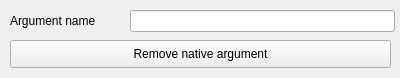
intdata-bsc/idact-gui, file gui/widgets_templates/remove-native.ui: the form before one commit.
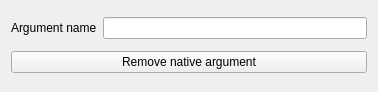
The form after the commit.

What changed in the file:
```diff
--- a/gui/widgets_templates/remove-native.ui
+++ b/gui/widgets_templates/remove-native.ui
@@ -6,49 +6,32 @@
    <rect>
     <x>0</x>
     <y>0</y>
-    <width>400</width>
-    <height>78</height>
+    <width>378</width>
+    <height>92</height>
    </rect>
   </property>
   <property name="windowTitle">
    <string>Remove native argument</string>
   </property>
+  <layout class="QGridLayout" name="gridLayout">
+   <item row="0" column="0">
   <widget class="QLabel" name="argument_name_label">
-   <property name="geometry">
-    <rect>
-     <x>10</x>
-     <y>10</y>
-     <width>101</width>
-     <height>22</height>
-    </rect>
-   </property>
    <property name="text">
     <string>Argument name</string>
    </property>
   </widget>
-  <widget class="QLineEdit" name="argument_name_edit">
-   <property name="geometry">
-    <rect>
-     <x>130</x>
-     <y>10</y>
-     <width>265</width>
-     <height>22</height>
-    </rect>
-   </property>
-  </widget>
+   </item>
+   <item row="0" column="1">
+    <widget class="QLineEdit" name="argument_name_edit"/>
+   </item>
+   <item row="1" column="0" colspan="2">
   <widget class="QPushButton" name="remove_native_button">
-   <property name="geometry">
-    <rect>
-     <x>10</x>
-     <y>40</y>
-     <width>381</width>
-     <height>28</height>
-    </rect>
-   </property>
    <property name="text">
     <string>Remove native argument</string>
    </property>
   </widget>
+   </item>
+  </layout>
  </widget>
  <resources/>
  <connections/>
```
Left out of the diff: 6 changed lines with no effect on the pictures. Lines whose indentation alone changed are shown as unchanged.
